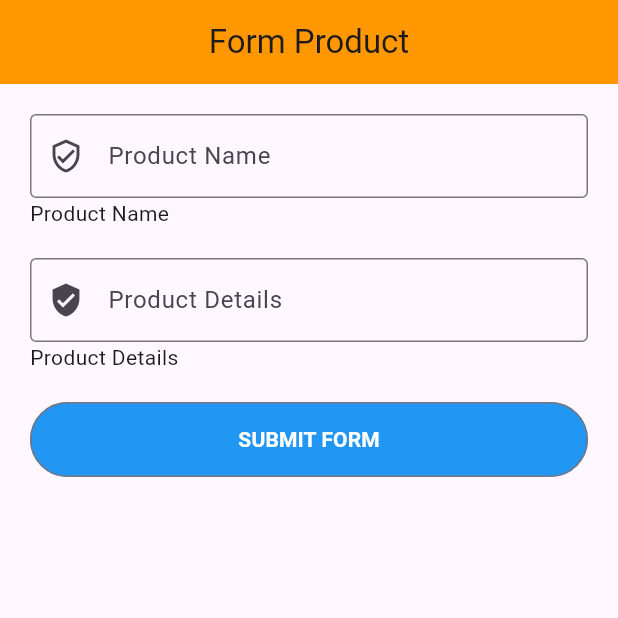
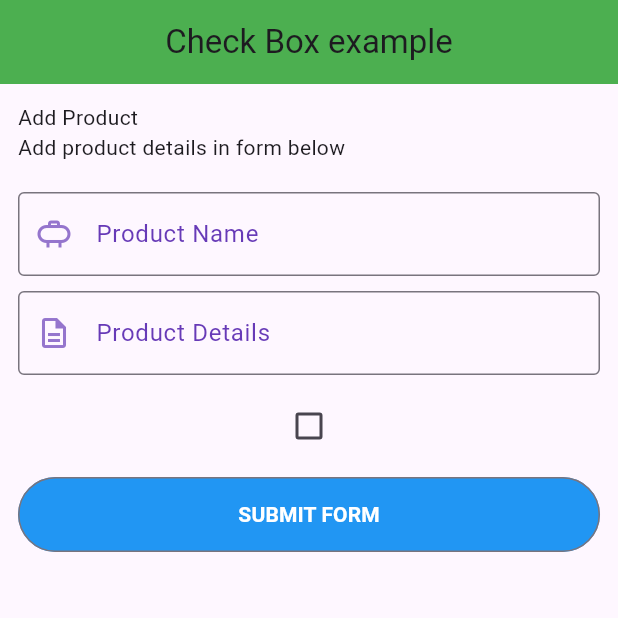
Before and after one commit to Sainathhiwale/flutter_bootcomp, a Flutter app: the screen it shows after launch, on a phone screen of 412 x 824 dp, the top half of it. Run offline on Flutter 3.47's test engine with Material 3 defaults, Android fonts, the phone set to English and light mode, and no system bars; our stand-ins replace fluttertoast, font_awesome_flutter.

Commit message:
form with checkbox widgets is implemented with custom textfield widgets

```diff
--- a/lib/main.dart
+++ b/lib/main.dart
@@ -8,6 +8,7 @@ import 'package:flutter_bootcamp_2025/screen/HomeRowColumnExpended.dart';
 import 'package:flutter_bootcamp_2025/screen/ListViewBuilderHome.dart';
 import 'package:flutter_bootcamp_2025/screen/StackWidgetHome.dart';
 import 'package:flutter_bootcamp_2025/screen/StateLessFulWidget.dart';
+import 'package:flutter_bootcamp_2025/screen/checkbox/formcheckbox.dart';
 import 'package:flutter_bootcamp_2025/screen/customswidgets.dart';
 import 'package:flutter_bootcamp_2025/screen/dashbroad.dart';
 import 'package:flutter_bootcamp_2025/screen/home.dart';
@@ -28,7 +29,7 @@ class MyApp extends StatelessWidget{
     return MaterialApp(
       title: "My Flutter App",
       debugShowCheckedModeBanner: false,
-      home: MyForm(),
+      home: Formcheckbox(),
     );
   }
 }
--- /dev/null
+++ b/lib/screen/checkbox/formcheckbox.dart
@@ -0,0 +1,72 @@
+import 'package:flutter/material.dart';
+import 'package:flutter_bootcamp_2025/screen/checkbox/mytextfield.dart';
+
+class Formcheckbox extends StatefulWidget {
+   Formcheckbox({super.key});
+
+  @override
+  State<Formcheckbox> createState() => _FormcheckboxState();
+}
+
+class _FormcheckboxState extends State<Formcheckbox> {
+  final _productConstroller = TextEditingController();
+  final _productDetailsConstroller = TextEditingController();
+  bool? _checkbox = false;
+
+  @override
+  Widget build(BuildContext context) {
+    return Scaffold(
+      appBar: AppBar(
+        title: Text("Check Box example"),
+        backgroundColor: Colors.green,
+        centerTitle: true,
+      ),
+      body: Container(
+          padding: EdgeInsets.all(12.0),
+          child: ListView(
+          children: [
+            Text("Add Product"),
+            Text("Add product details in form below"),
+            SizedBox(height: 20.0,),
+            Mytextfield(
+              myController: _productConstroller,
+              fieldName: "Product Name",
+              myIcon: Icons.propane_outlined,
+              prefixiconColor: Colors.deepPurple.shade300,
+            ),
+            SizedBox(height: 10.0,),
+            Mytextfield(
+              myController: _productDetailsConstroller,
+              fieldName: "Product Details",
+              myIcon: Icons.description_outlined,
+              prefixiconColor: Colors.deepPurple.shade300,
+            ),
+            SizedBox(height: 10.0,),
+            Checkbox(value: _checkbox, onChanged: (val){
+             setState((){
+                _checkbox = val;
+             });
+            }),
+            SizedBox(height: 10.0,),
+           // Checkbox(value: value, onChanged: onChanged)
+            myBtn(context),
+        ],
+      ),
+    ),);
+  }
+
+   OutlinedButton myBtn(BuildContext context) {
+     return OutlinedButton(
+       style: OutlinedButton.styleFrom(minimumSize: const Size(200, 50),
+           backgroundColor: Colors.blue,
+           foregroundColor: Colors.white),
+       onPressed: () {
+       },
+       child: Text(
+         "Submit Form".toUpperCase(),
+         style: const TextStyle(fontWeight: FontWeight.bold),
+
+       ),
+     );
+   }
+}
--- /dev/null
+++ b/lib/screen/checkbox/mytextfield.dart
@@ -0,0 +1,32 @@
+import 'package:flutter/material.dart';
+
+class Mytextfield extends StatelessWidget {
+   Mytextfield({
+    Key? key,
+    required this.fieldName,
+    required this.myController,
+    this.myIcon = Icons.verified_user_outlined,
+    this.prefixiconColor = Colors.blueAccent,
+  });
+  final TextEditingController myController;
+  String fieldName;
+  final IconData myIcon;
+  final Color prefixiconColor;
+
+
+  @override
+  Widget build(BuildContext context) {
+    return TextFormField(
+      controller:  myController,
+      decoration: InputDecoration(
+        labelText: fieldName,
+        prefixIcon: Icon(myIcon, color: prefixiconColor,),
+        border: const OutlineInputBorder(),
+        focusedBorder: OutlineInputBorder(
+        borderSide:  BorderSide(color: Colors.deepPurple.shade300),
+        ),
+        labelStyle: const TextStyle(color: Colors.deepPurple)
+      ),
+    );
+  }
+}
```
